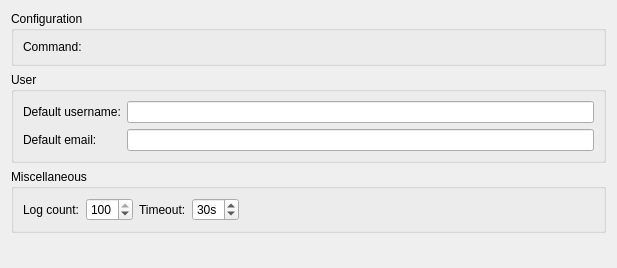
qt-creator/qt-creator, file src/plugins/mercurial/optionspage.ui: the form before one commit.
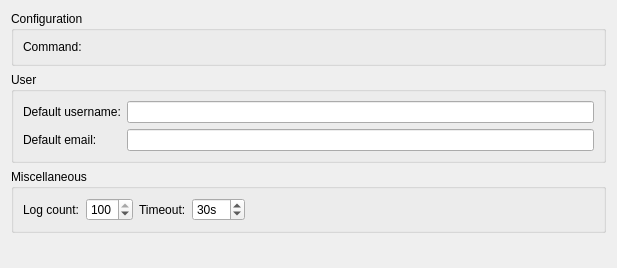
The form after the commit. Custom widgets are drawn as their Qt base class.

Commit message:
VCS: Unify default and maximum timeout in all setting pages
Task-number: QTCREATORBUG-16009

Patch:
```diff
--- a/src/plugins/mercurial/optionspage.ui
+++ b/src/plugins/mercurial/optionspage.ui
@@ -100,6 +100,9 @@
         <property name="suffix">
          <string>s</string>
         </property>
+        <property name="maximum">
+         <number>360</number>
+        </property>
         <property name="value">
          <number>30</number>
         </property>
```
The commit also changes 6 other files.
